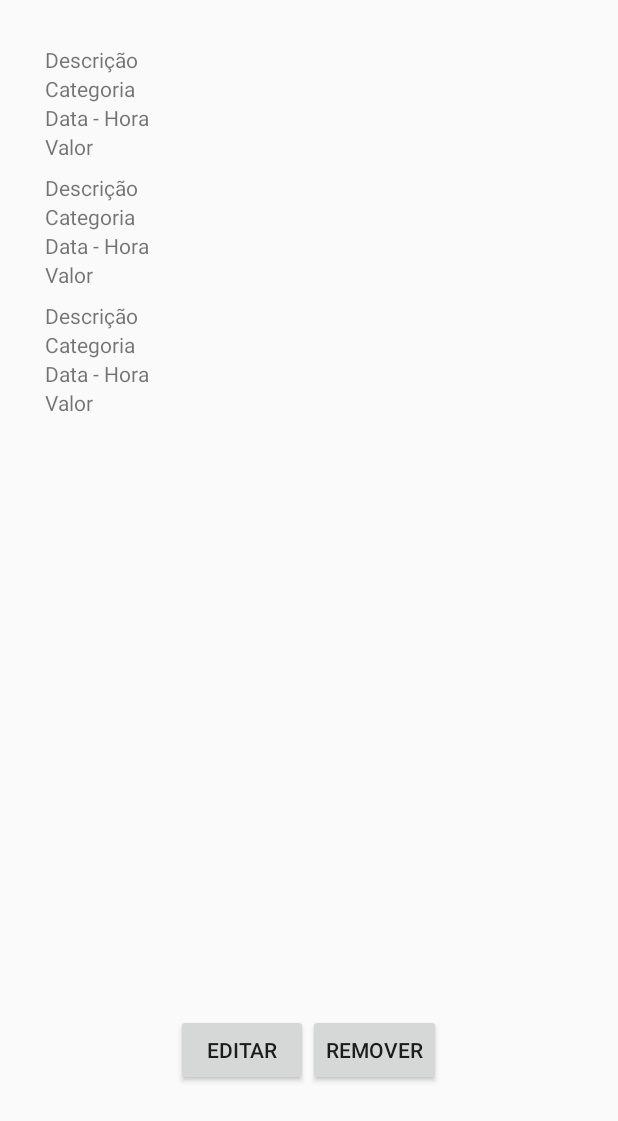
After one commit to manbbo/santander-coders, an Android app: the layout fragment_detail_gastos.xml on its own in the app's theme, with its tools: preview values and no code run, on a phone screen of 412 x 824 dp. The commit adds this screen. Shown: the top 1121 px of the screen. Run offline under Robolectric (Android 15) with nearby library versions, the phone set to English and light mode, and no system bars.

Commit message:
Last commit

```diff
--- a/Desafio4/app/src/main/AndroidManifest.xml
+++ b/Desafio4/app/src/main/AndroidManifest.xml
@@ -25,6 +25,7 @@
             android:value="false" />
 
         <activity android:name=".ui.CadastroActivity" />
+        <activity android:name=".fragments.spending.DetailGastosFragment" />
         <activity
             android:name=".ui.LoginActivity"
             android:windowSoftInputMode="adjustResize">
--- a/Desafio4/app/src/main/java/com/example/snackbar/domain/Usuario.kt
+++ b/Desafio4/app/src/main/java/com/example/snackbar/domain/Usuario.kt
@@ -2,6 +2,7 @@ package com.example.snackbar.domain
 
 import java.io.Serializable
 
-data class Usuario (val id: Int, val username: String, val senha: String) : Serializable {
+data class Usuario (val id: Int,
+                    val username: String, val senha: String) : Serializable {
 
 }
--- /dev/null
+++ b/Desafio4/app/src/main/res/layout/fragment_detail_gastos.xml
@@ -0,0 +1,35 @@
+<?xml version="1.0" encoding="utf-8"?>
+<LinearLayout xmlns:android="http://schemas.android.com/apk/res/android"
+    xmlns:tools="http://schemas.android.com/tools"
+    android:layout_width="match_parent"
+    android:layout_height="match_parent"
+    android:orientation="vertical"
+    xmlns:app="http://schemas.android.com/apk/res-auto"
+    tools:context=".fragments.spending.DetailGastosFragment">
+
+    <androidx.recyclerview.widget.RecyclerView
+        android:id="@+id/rcGastos"
+        android:layout_width="match_parent"
+        android:layout_height="646dp"
+        android:layout_marginLeft="30dp"
+        android:layout_marginRight="30dp"
+        android:layout_marginTop="30dp"
+        app:layoutManager="androidx.recyclerview.widget.LinearLayoutManager"
+        tools:listitem="@layout/item_gastos" />
+
+    <LinearLayout
+        android:layout_width="match_parent"
+        android:layout_height="wrap_content"
+        android:gravity="center"
+        android:orientation="horizontal">
+        <Button
+            android:layout_width="wrap_content"
+            android:layout_height="wrap_content"
+            android:text="@string/gastos_bt_editar"/>
+
+        <Button
+            android:layout_width="wrap_content"
+            android:layout_height="wrap_content"
+            android:text="@string/gastos_bt_remover"/>
+    </LinearLayout>
+</LinearLayout>
--- /dev/null
+++ b/Desafio4/app/src/main/res/layout/item_gastos.xml
@@ -0,0 +1,33 @@
+<?xml version="1.0" encoding="utf-8"?>
+<LinearLayout xmlns:android="http://schemas.android.com/apk/res/android"
+    android:orientation="vertical"
+    android:layout_width="match_parent"
+    android:layout_height="85dp">
+
+    <!--Descrição-->
+    <TextView
+        android:id="@+id/item_descr"
+        android:gravity="start"
+        android:text="@string/til_descr"
+        android:layout_width="wrap_content"
+        android:layout_height="wrap_content"/>
+    <!--Categoria-->
+    <TextView
+        android:id="@+id/item_cat"
+        android:text="@string/til_cat"
+        android:layout_width="wrap_content"
+        android:layout_height="wrap_content"/>
+
+    <!--DataHora-->
+    <TextView
+        android:id="@+id/item_date"
+        android:text="@string/til_date"
+        android:layout_width="wrap_content"
+        android:layout_height="wrap_content"/>
+    <!--Valor-->
+    <TextView
+        android:id="@+id/item_valor"
+        android:text="@string/til_valor"
+        android:layout_width="wrap_content"
+        android:layout_height="wrap_content"/>
+</LinearLayout>
--- a/Desafio4/app/src/main/res/values/strings.xml
+++ b/Desafio4/app/src/main/res/values/strings.xml
@@ -10,13 +10,13 @@
     <string name="btn_cad">Cadastrar</string>
     <string name="tv_info">Não tem conta? Cadastre-se</string>
 
-    <string name="home">ÚLTIMAS TRANSAÇÕES</string>
     <string name="home_sem">SEM</string>
     <string name="home_mes">MÊS</string>
     <string name="home_ano">ANO</string>
 
     <string name="entries">ENTRADAS</string>
     <string name="spending">CADASTRAR</string>
+    <string name="spending_viewall">TODAS TRANSAÇÕES</string>
 
     <string name="til_descr">Descrição</string>
     <string name="til_cat">Categoria</string>
@@ -30,4 +30,8 @@
     <string name="profile_support">Suporte</string>
     <string name="profile_logout">Sair</string>
     <string name="profile_info">Informação</string>
+
+    <string name="gastos_bt_editar">EDITAR</string>
+    <string name="gastos_bt_remover">REMOVER</string>
+
 </resources>
```
Also changed, not shown: Desafio4/app/build.gradle (+20 -4 lines), Desafio4/app/src/main/java/com/example/snackbar/CadastroActivity.kt (deleted, +0 -88 lines), Desafio4/app/src/main/java/com/example/snackbar/LoginActivity.kt (deleted, +0 -62 lines), Desafio4/app/src/main/java/com/example/snackbar/MainActivity.kt (deleted, +0 -19 lines), Desafio4/app/src/main/java/com/example/snackbar/domain/Gastos.kt (+4 -3 lines), Desafio4/app/src/main/java/com/example/snackbar/fragments/HomeFragment.kt (+8 -24 lines), Desafio4/app/src/main/java/com/example/snackbar/fragments/SpendingFragment.kt (+23 -0 lines), Desafio4/app/src/main/java/com/example/snackbar/fragments/spending/DetailGastosFragment.kt (added, +40 -0 lines), Desafio4/app/src/main/java/com/example/snackbar/fragments/spending/DetailsGastosAdapter.kt (added, +34 -0 lines), Desafio4/app/src/main/java/com/example/snackbar/ui/MainActivity.kt (+8 -4 lines), Desafio4/app/src/main/res/layout/fragment_home.xml (+1 -7 lines), Desafio4/app/src/main/res/layout/fragment_spending.xml (+13 -1 lines).
